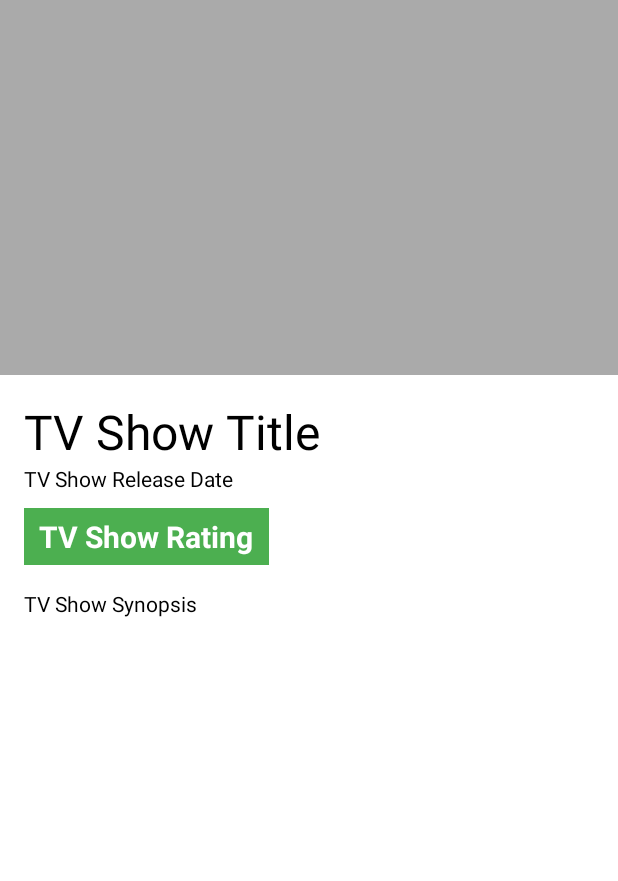
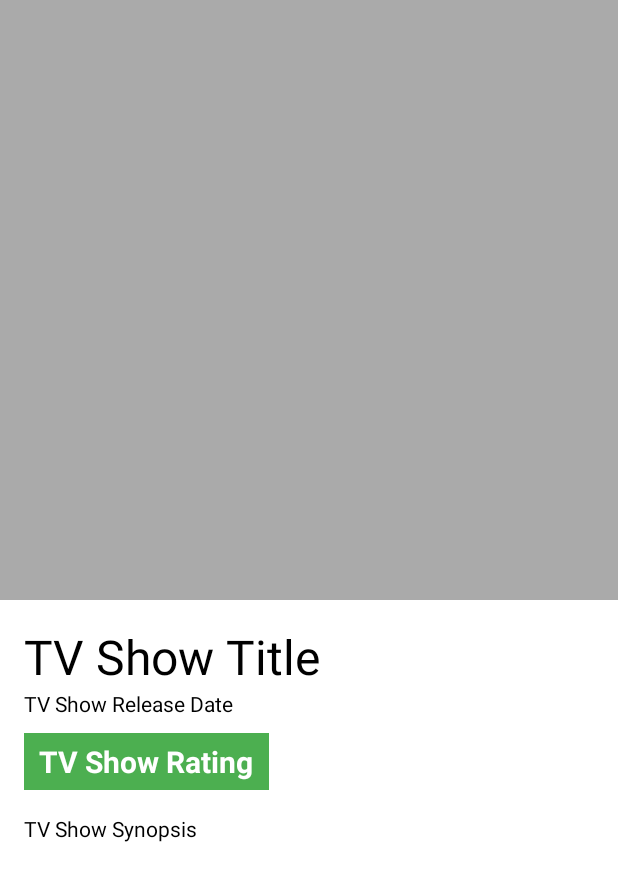
Before and after one commit to hasanej/movie-review, an Android app: the layout activity_tv_show_detail.xml on its own in the app's theme, with its tools: preview values and no code run, on a phone screen of 412 x 824 dp. Shown: the top 881 px of the screen. Run offline under Robolectric (Android 15) with nearby library versions, the phone set to English and light mode, and no system bars.

Commit message:
Update tv show detail poster size

```diff
--- a/app/src/main/res/layout/activity_tv_show_detail.xml
+++ b/app/src/main/res/layout/activity_tv_show_detail.xml
@@ -16,7 +16,7 @@
         <ImageView
             android:id="@+id/iv_poster"
             android:layout_width="match_parent"
-            android:layout_height="250sp"
+            android:layout_height="400sp"
             android:adjustViewBounds="true"
             android:scaleType="centerCrop"
             app:layout_constraintBottom_toTopOf="@id/tv_title"
```
